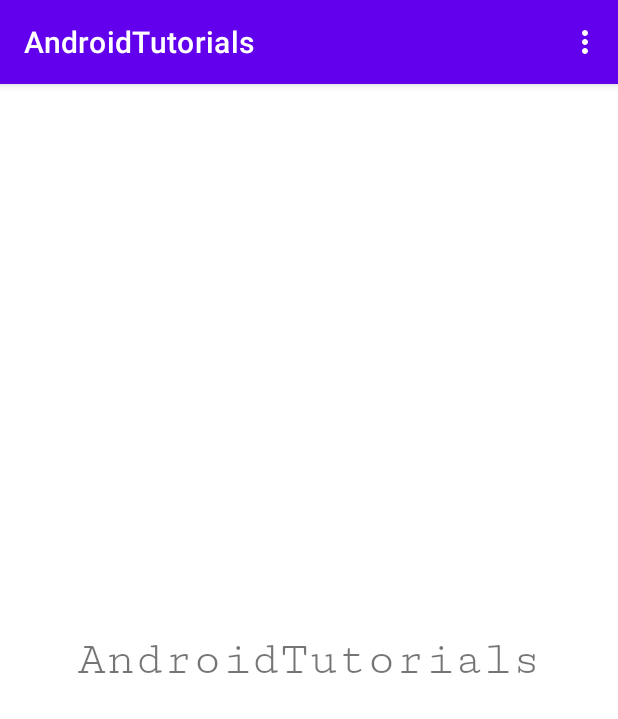
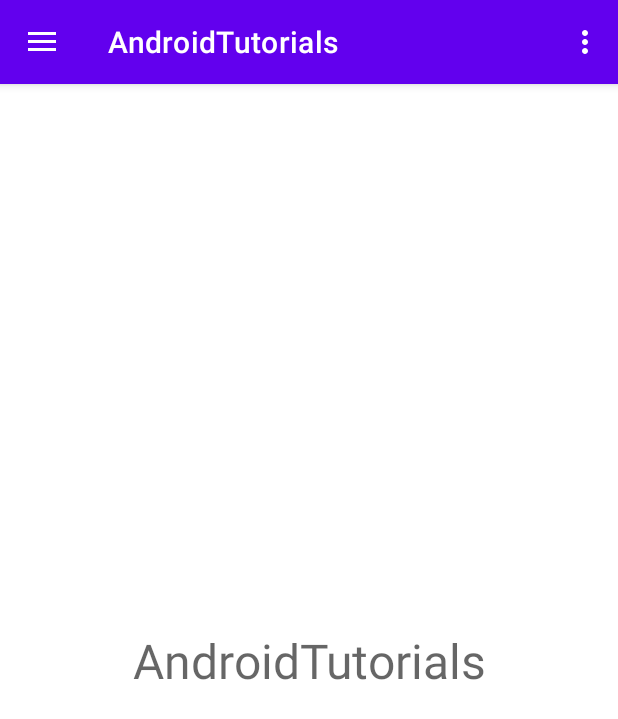
Before and after one commit to niranjk/android_tutorial, an Android app: the screen it shows after launch (MainActivity), on a phone screen of 412 x 824 dp. Shown: the top 719 px of the screen. Run offline under Robolectric (Android 15) with nearby library versions, the phone set to English and light mode, and no system bars; our stand-ins replace data binding.

Commit message:
Navigation between Activities using NavigationDrawer

```diff
--- a/app/src/main/AndroidManifest.xml
+++ b/app/src/main/AndroidManifest.xml
@@ -19,6 +19,7 @@
         </activity>
         <activity android:name=".slot.SlotActivity"/>
         <activity android:name=".price.PriceCalculatorActivity"/>
+        <activity android:name=".quiz.QuizActivity" />
     </application>
 
 </manifest>
--- /dev/null
+++ b/app/src/main/java/com/niranjan/androidtutorials/DrawerBaseActivity.kt
@@ -0,0 +1,76 @@
+package com.niranjan.androidtutorials
+
+import android.content.Intent
+import android.view.MenuItem
+import android.view.View
+import android.widget.FrameLayout
+import androidx.appcompat.app.ActionBarDrawerToggle
+import androidx.appcompat.app.AppCompatActivity
+import androidx.core.view.GravityCompat
+import androidx.drawerlayout.widget.DrawerLayout
+import com.google.android.material.navigation.NavigationView
+import com.google.android.material.navigation.NavigationView.OnNavigationItemSelectedListener
+
+open class DrawerBaseActivity : AppCompatActivity(), OnNavigationItemSelectedListener{
+
+    var drawerLayout: DrawerLayout? = null
+
+    override fun setContentView(view: View?) {
+        // viewbinding
+        drawerLayout = layoutInflater.inflate(R.layout.activity_drawer_base, null) as DrawerLayout
+        val containerLayout = drawerLayout?.findViewById<FrameLayout>(R.id.mainContainer)
+        containerLayout?.addView(view)
+        super.setContentView(drawerLayout)
+        val toolbar = drawerLayout?.findViewById<androidx.appcompat.widget.Toolbar>(R.id.mainToolbar)
+        setSupportActionBar(toolbar)
+        val navigationView = drawerLayout?.findViewById<NavigationView>(R.id.nav_view)
+        navigationView?.setNavigationItemSelectedListener(this@DrawerBaseActivity)
+        val toggle = ActionBarDrawerToggle(
+            this@DrawerBaseActivity,
+            drawerLayout ,
+            toolbar,
+            R.string.label_drawer_open,
+            R.string.label_drawer_close
+        )
+        drawerLayout?.addDrawerListener(toggle)
+        toggle.syncState()
+    }
+
+    override fun onNavigationItemSelected(item: MenuItem): Boolean {
+        drawerLayout?.closeDrawer(GravityCompat.START)
+        when(item.itemId){
+            R.id.slotActivity -> {
+                //navigate to SlotActivity
+                startActivity(
+                    Intent().setClassName(
+                        BuildConfig.APPLICATION_ID,
+                        BuildConfig.DF_SLOT_ACTIVITY
+                    )
+                )
+            }
+            R.id.priceCalculatorActivity -> {
+                // navigate to PriceCalculatorActivity
+                startActivity(
+                    Intent().setClassName(
+                        BuildConfig.APPLICATION_ID,
+                        BuildConfig.DF_PRICE_ACTIVITY
+                    )
+                )
+            }
+            R.id.quizActivity -> {
+                // navigate to PriceCalculatorActivity
+                startActivity(
+                    Intent().setClassName(
+                        BuildConfig.APPLICATION_ID,
+                        BuildConfig.DF_QUIZ_ACTIVITY
+                    )
+                )
+            }
+        }
+        return false
+    }
+
+    protected fun allocateActivityTitle(titleString: String){
+        if (supportActionBar != null) supportActionBar?.title = titleString
+    }
+}
--- a/app/src/main/java/com/niranjan/androidtutorials/MainActivity.kt
+++ b/app/src/main/java/com/niranjan/androidtutorials/MainActivity.kt
@@ -4,16 +4,16 @@ import android.content.Intent
 import android.os.Bundle
 import android.view.Menu
 import android.view.MenuItem
-import androidx.appcompat.app.AppCompatActivity
 import com.niranjan.androidtutorials.databinding.ActivityMainBinding
 
 /**
  * Our MainActivity extends the AppCompatActivity and inherits the behavior from the Android Framework Activity. So we can override the lifecycle methods to our MainActivity.
  */
-class MainActivity : AppCompatActivity() {
+class MainActivity : DrawerBaseActivity()
+{
     // Activity Lifecycle - Stage Created
     // ViewBinding
-    private lateinit var binding : ActivityMainBinding  // Lately initalized in onCreate function call
+    lateinit var mainBinding : com.niranjan.androidtutorials.databinding.ActivityMainBinding  // Lately initalized in onCreate function call
     // private var nullableBinding: ActivityMainBinding? = null
 
     private val mainAdapter = MainAdapter(DummyData.dummyList()){
@@ -58,14 +58,9 @@ class MainActivity : AppCompatActivity() {
          * This process is called Layout Inflation.
          */
         // viewbinding
-        binding = ActivityMainBinding.inflate(layoutInflater)
-        setContentView(binding.root)
-        /*
-        with(binding){
-            mainRv.adapter = mainAdapter
-            mainRv.layoutManager = LinearLayoutManager(this@MainActivity)
-        }
-         */
+        mainBinding = ActivityMainBinding.inflate(layoutInflater)
+        allocateActivityTitle(getString(R.string.app_name))
+        setContentView(mainBinding.root)
     }
 
     // Inflate the Options Menu in the Activity.
--- a/app/src/main/java/com/niranjan/androidtutorials/slot/SlotActivity.kt
+++ b/app/src/main/java/com/niranjan/androidtutorials/slot/SlotActivity.kt
@@ -1,13 +1,12 @@
 package com.niranjan.androidtutorials.slot
 
 import android.os.Bundle
-import android.view.LayoutInflater
-import androidx.appcompat.app.AppCompatActivity
 import androidx.databinding.DataBindingUtil
+import com.niranjan.androidtutorials.DrawerBaseActivity
 import com.niranjan.androidtutorials.R
 import com.niranjan.androidtutorials.databinding.ActivitySlotBinding
 
-class SlotActivity : AppCompatActivity() {
+class SlotActivity : DrawerBaseActivity() {
 
     lateinit var slotBinding: ActivitySlotBinding
     lateinit var mSlotData: SlotData
@@ -15,6 +14,7 @@ class SlotActivity : AppCompatActivity() {
     override fun onCreate(savedInstanceState: Bundle?) {
         super.onCreate(savedInstanceState)
         slotBinding = DataBindingUtil.setContentView(this, R.layout.activity_slot)
+        allocateActivityTitle(getString(R.string.label_slot_machine))
         setDefaultNumbers()
         slotBinding.button.setOnClickListener {
             generateSlotNumbers()
--- /dev/null
+++ b/app/src/main/res/drawable/ic_price_euro.xml
@@ -0,0 +1,5 @@
+<vector android:height="24dp" android:tint="#000000"
+    android:viewportHeight="24" android:viewportWidth="24"
+    android:width="24dp" xmlns:android="http://schemas.android.com/apk/res/android">
+    <path android:fillColor="@android:color/white" android:pathData="M15,18.5c-2.51,0 -4.68,-1.42 -5.76,-3.5H15l1,-2H8.58c-0.05,-0.33 -0.08,-0.66 -0.08,-1s0.03,-0.67 0.08,-1H15l1,-2H9.24C10.32,6.92 12.5,5.5 15,5.5c1.61,0 3.09,0.59 4.23,1.57L21,5.3C19.41,3.87 17.3,3 15,3c-3.92,0 -7.24,2.51 -8.48,6H3l-1,2h4.06C6.02,11.33 6,11.66 6,12s0.02,0.67 0.06,1H3l-1,2h4.52c1.24,3.49 4.56,6 8.48,6c2.31,0 4.41,-0.87 6,-2.3l-1.78,-1.77C18.09,17.91 16.62,18.5 15,18.5z"/>
+</vector>
--- /dev/null
+++ b/app/src/main/res/drawable/ic_quiz_question_answer.xml
@@ -0,0 +1,5 @@
+<vector android:height="24dp" android:tint="#000000"
+    android:viewportHeight="24" android:viewportWidth="24"
+    android:width="24dp" xmlns:android="http://schemas.android.com/apk/res/android">
+    <path android:fillColor="@android:color/white" android:pathData="M21,6h-2v9L6,15v2c0,0.55 0.45,1 1,1h11l4,4L22,7c0,-0.55 -0.45,-1 -1,-1zM17,12L17,3c0,-0.55 -0.45,-1 -1,-1L3,2c-0.55,0 -1,0.45 -1,1v14l4,-4h10c0.55,0 1,-0.45 1,-1z"/>
+</vector>
--- /dev/null
+++ b/app/src/main/res/drawable/ic_school_tutorial.xml
@@ -0,0 +1,5 @@
+<vector android:height="24dp" android:tint="#000000"
+    android:viewportHeight="24" android:viewportWidth="24"
+    android:width="24dp" xmlns:android="http://schemas.android.com/apk/res/android">
+    <path android:fillColor="@android:color/white" android:pathData="M5,13.18v4L12,21l7,-3.82v-4L12,17l-7,-3.82zM12,3L1,9l11,6 9,-4.91V17h2V9L12,3z"/>
+</vector>
--- /dev/null
+++ b/app/src/main/res/layout/activity_container_main_layout.xml
@@ -0,0 +1,30 @@
+<?xml version="1.0" encoding="utf-8"?>
+<layout>
+    <androidx.constraintlayout.widget.ConstraintLayout
+            xmlns:android="http://schemas.android.com/apk/res/android"
+            android:layout_width="match_parent"
+            android:layout_height="match_parent"
+            xmlns:app="http://schemas.android.com/apk/res-auto">
+
+        <com.google.android.material.appbar.AppBarLayout
+                android:layout_width="match_parent"
+                android:layout_height="wrap_content"
+                android:id="@+id/appBarLayout"
+                app:layout_constraintTop_toTopOf="parent">
+            <androidx.appcompat.widget.Toolbar
+                    android:id="@+id/mainToolbar"
+                    android:layout_width="match_parent"
+                    android:layout_height="?attr/actionBarSize"
+                    android:theme="@style/ThemeOverlay.AppCompat.Dark.ActionBar"
+                    app:titleTextColor="@color/white"
+            />
+        </com.google.android.material.appbar.AppBarLayout>
+
+        <FrameLayout android:layout_width="match_parent"
+                     android:layout_height="0dp"
+                     android:id="@+id/mainContainer"
+                     app:layout_constraintBottom_toBottomOf="parent"
+                     app:layout_constraintTop_toBottomOf="@id/appBarLayout"
+        />
+    </androidx.constraintlayout.widget.ConstraintLayout>
+</layout>
--- /dev/null
+++ b/app/src/main/res/layout/activity_drawer_base.xml
@@ -0,0 +1,27 @@
+<?xml version="1.0" encoding="utf-8"?>
+<!-- Use DrawerLayout as root container for activity -->
+<androidx.drawerlayout.widget.DrawerLayout
+        xmlns:android="http://schemas.android.com/apk/res/android"
+        xmlns:tools="http://schemas.android.com/tools"
+        xmlns:app="http://schemas.android.com/apk/res-auto"
+        android:id="@+id/drawer_layout"
+        android:layout_width="match_parent"
+        android:layout_height="match_parent"
+        android:fitsSystemWindows="true">
+
+    <include android:id="@+id/container_layout"
+             layout="@layout/activity_container_main_layout"
+             android:layout_width="match_parent"
+             android:layout_height="match_parent"/>
+
+    <!-- Container for contents of drawer - use NavigationView to make configuration easier -->
+    <com.google.android.material.navigation.NavigationView
+            android:id="@+id/nav_view"
+            android:layout_width="wrap_content"
+            android:layout_height="match_parent"
+            android:layout_gravity="start"
+            app:headerLayout="@layout/nav_header_layout"
+            app:menu="@menu/navdrawer_menu"
+            android:fitsSystemWindows="true"/>
+
+</androidx.drawerlayout.widget.DrawerLayout>
--- a/app/src/main/res/layout/activity_main.xml
+++ b/app/src/main/res/layout/activity_main.xml
@@ -1,33 +1,26 @@
 <?xml version="1.0" encoding="utf-8"?>
-<layout
-        xmlns:android="http://schemas.android.com/apk/res/android"
-        xmlns:tools="http://schemas.android.com/tools"
-        xmlns:app="http://schemas.android.com/apk/res-auto">
+<layout>
+    <androidx.constraintlayout.widget.ConstraintLayout
+            xmlns:android="http://schemas.android.com/apk/res/android"
+            xmlns:tools="http://schemas.android.com/tools"
+            xmlns:app="http://schemas.android.com/apk/res-auto"
+            android:layout_width="match_parent"
+            android:layout_height="match_parent"
+            tools:context=".MainActivity">
 
-        <!-- Use DrawerLayout as root container for activity -->
-        <androidx.drawerlayout.widget.DrawerLayout
-                android:id="@+id/drawer_layout"
+        <androidx.appcompat.widget.AppCompatTextView
+                android:id="@+id/main_tv"
                 android:layout_width="match_parent"
-                android:layout_height="match_parent"
-                android:fitsSystemWindows="true">
+                android:layout_height="wrap_content"
+                android:text="@string/app_name"
+                android:gravity="center"
+                style="@style/TextAppearance.Material3.HeadlineLarge"
+                app:layout_constraintStart_toStartOf="parent"
+                app:layout_constraintEnd_toEndOf="parent"
+                app:layout_constraintTop_toTopOf="parent"
+                app:layout_constraintBottom_toBottomOf="parent"
+        />
 
-            <!-- Layout to contain contents of main body of screen (drawer will slide over this) -->
-            <androidx.fragment.app.FragmentContainerView
-                    android:name="androidx.navigation.fragment.NavHostFragment"
-                    android:id="@+id/nav_host_fragment"
-                    android:layout_width="match_parent"
-                    android:layout_height="match_parent"
-                    app:defaultNavHost="true"
-                    app:navGraph="@navigation/main_navigation_graph" />
 
-            <!-- Container for contents of drawer - use NavigationView to make configuration easier -->
-            <com.google.android.material.navigation.NavigationView
-                    android:id="@+id/nav_view"
-                    android:layout_width="wrap_content"
-                    android:layout_height="match_parent"
-                    android:layout_gravity="start"
-                    android:fitsSystemWindows="true" />
-
-        </androidx.drawerlayout.widget.DrawerLayout>
-
+    </androidx.constraintlayout.widget.ConstraintLayout>
 </layout>
--- /dev/null
+++ b/app/src/main/res/menu/navdrawer_menu.xml
@@ -0,0 +1,20 @@
+<?xml version="1.0" encoding="utf-8"?>
+<menu xmlns:android="http://schemas.android.com/apk/res/android">
+    <item android:id="@+id/mainFragment"
+          android:icon="@drawable/ic_school_tutorial"
+          android:title="@string/app_name"/>
+    <item
+        android:id="@+id/slotActivity"
+        android:icon="@drawable/ic_about"
+        android:title="@string/label_slot_machine"/>
+    <item
+        android:id="@+id/priceCalculatorActivity"
+        android:icon="@drawable/ic_price_euro"
+        android:title="@string/label_price_calculator"
+    />
+    <item
+        android:id="@+id/quizActivity"
+        android:icon="@drawable/ic_quiz_question_answer"
+        android:title="@string/label_quiz_app"
+    />
+</menu>
--- a/app/src/main/res/values/strings.xml
+++ b/app/src/main/res/values/strings.xml
@@ -5,37 +5,39 @@
     <string name="label_press_me">Press Me</string>
     <string name="label_press_me_desc">The User Pressed Me</string>
 
-    <!--Slot text-->
+    <!--Slot App text-->
     <string name="label_slot_machine">Slot Machine</string>
     <string name="label_slot_play">Play</string>
     <string name="label_slot_first">1</string>
     <string name="label_slot_second">2</string>
     <string name="label_slot_third">3</string>
 
-    <!-- Price App -->
+    <!-- Price App text -->
     <!-- Hint text for editable text field where the user enters the price of product -->
+    <string name="label_price_calculator">Price Calculator</string>
     <string name="cost_of_product">Cost of Product</string>
-
     <!-- Question prompt for the group of radio buttons with different discount options -->
     <string name="which_discount_coupon">Which discount coupon?</string>
-
     <!-- Discount Shareholders - 20%   -->
     <string name="discount_for_company_shareholders">Shareholders (25%)</string>
-
     <!-- Discount Frequent Customer - 18%  -->
     <string name="discount_for_frequent_customers">Frequent Customer (20%)</string>
-
     <!-- Discount Regular Customer - 15%   -->
     <string name="discount_for_regular_customers">Regular Customer (15%)</string>
-
     <!-- Text label for toggle switch that asks the user if they want to round up the discount  -->
     <string name="round_up_discount">Round up discount?</string>
-
     <!-- Label for button that calculates the discount  -->
     <string name="calculate">Calculate</string>
-
     <!-- Formatted string for the  price  -->
     <string name="final_price">Price After Discount: </string>
+
+    <!-- Quick App text-->
+    <string name="label_quiz_app">Quiz</string>
+
+
+    <!-- Drawer Layout-->
+    <string name="label_drawer_open">Drawer Open</string>
+    <string name="label_drawer_close">Drawer Close</string>
 
     <!--Options Menu Label-->
     <string name="label_options_menu_about">About</string>
--- a/app/src/main/res/values/themes.xml
+++ b/app/src/main/res/values/themes.xml
@@ -1,6 +1,6 @@
 <resources xmlns:tools="http://schemas.android.com/tools">
     <!-- Base application theme. -->
-    <style name="Theme.AndroidTutorials" parent="Theme.MaterialComponents.DayNight.DarkActionBar">
+    <style name="Theme.AndroidTutorials" parent="Theme.MaterialComponents.DayNight.NoActionBar">
         <!-- Primary brand color. -->
         <item name="colorPrimary">@color/purple_500</item>
         <item name="colorPrimaryVariant">@color/purple_700</item>
@@ -18,5 +18,6 @@
         <item name="radioButtonStyle">@style/Widget.Price.CompoundButton.RadioButton</item>
         <!-- For switches -->
         <item name="switchStyle">@style/Widget.Price.CompoundButton.Switch</item>
+        <item name="windowActionBar">false</item>
     </style>
 </resources>
```
Also changed, not shown: app/src/main/res/layout/nav_header_layout.xml (added, +27 -0 lines), app/src/main/res/navigation/main_navigation_graph.xml (+13 -1 lines).
